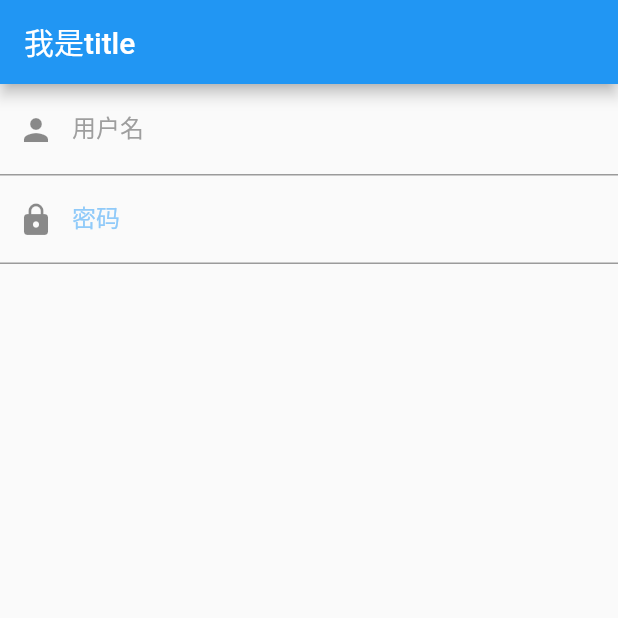
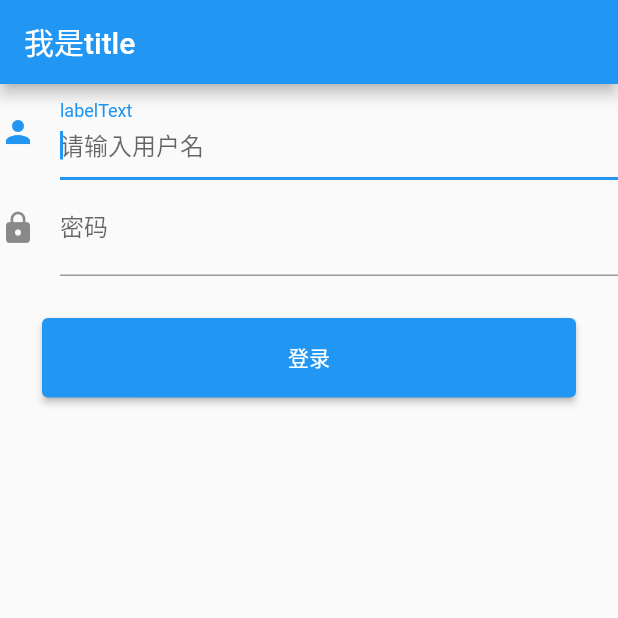
Before and after one commit to yanlele/flutter_study_case, a Flutter app: the screen it shows after launch, on a phone screen of 412 x 824 dp, the top half of it. Run offline on Flutter 3.47's test engine with Material 2 defaults, Android fonts, the phone set to English and light mode, and no system bars.

Commit message:
feat: FormTestRoute

```diff
--- /dev/null
+++ b/lib/base_components/01_form_demo.dart
@@ -0,0 +1,89 @@
+import 'package:flutter/material.dart';
+
+class FormTestRoute extends StatefulWidget {
+  const FormTestRoute({Key? key}) : super(key: key);
+
+  @override
+  State<FormTestRoute> createState() => _FormTestRouteState();
+}
+
+class _FormTestRouteState extends State<FormTestRoute> {
+  // name
+  final TextEditingController _unameController = TextEditingController();
+
+  // pwd
+  final TextEditingController _pwdController = TextEditingController();
+
+  final GlobalKey _formKey = GlobalKey<FormState>();
+
+  @override
+  Widget build(BuildContext context) {
+    return Form(
+      key: _formKey,
+      // 表单验证是否开启
+      // autovalidateMode: AutovalidateMode.always,
+      child: Column(
+        children: [
+          TextFormField(
+            autovalidateMode: AutovalidateMode.onUserInteraction,
+            autofocus: true,
+            controller: _unameController,
+            decoration: const InputDecoration(
+              labelText: "labelText",
+              hintText: "请输入用户名",
+              icon: Icon(Icons.person),
+            ),
+            validator: (value) {
+              return value!.trim().isNotEmpty ? null : "用户名不能为空";
+            },
+          ),
+          TextFormField(
+            controller: _pwdController,
+            decoration: const InputDecoration(
+              labelText: "密码",
+              hintText: "请输入密码",
+              icon: Icon(Icons.lock),
+            ),
+            obscureText: true,
+            validator: (value) {
+              return value!.trim().length > 5 ? null : "密码不能少于6位";
+            },
+          ),
+
+          // 登录按钮
+          Padding(
+            padding: const EdgeInsets.all(28),
+            child: Row(
+              children: [
+                Expanded(
+                  child: Builder(builder: (context) {
+                    return ElevatedButton(
+                      child: const Padding(
+                        padding: EdgeInsets.all(16),
+                        child: Text("登录"),
+                      ),
+                      onPressed: () {
+                        // GlobalKey 方式
+                        FormState formState = _formKey.currentState as FormState;
+                        if (formState.validate()) {
+                          // 通过验证
+                          print("通过验证");
+                        }
+
+                        // Form.of 方式
+                        if ((Form.of(context) as FormState).validate()) {
+                          // 通过验证
+                          print("通过验证22");
+                        }
+                      },
+                    );
+                  }),
+                )
+              ],
+            ),
+          ),
+        ],
+      ),
+    );
+  }
+}
--- a/lib/main.dart
+++ b/lib/main.dart
@@ -1,6 +1,5 @@
 import 'package:flutter/material.dart';
-import 'base_components/01_text_field_customer_style.dart';
-import 'flutter_application_demo/08_state_mixin.dart';
+import 'base_components/01_form_demo.dart';
 
 main() => runApp(const MyApp());
 
@@ -16,7 +15,7 @@ class MyApp extends StatelessWidget {
       // Scaffold 脚手架， 可以快速搭建页面
       home: Scaffold(
         appBar: AppBar(title: const Text("我是title")),
-        body: const YLTextFieldCustomerStyle(),
+        body: const FormTestRoute(),
       ),
     );
   }
```
